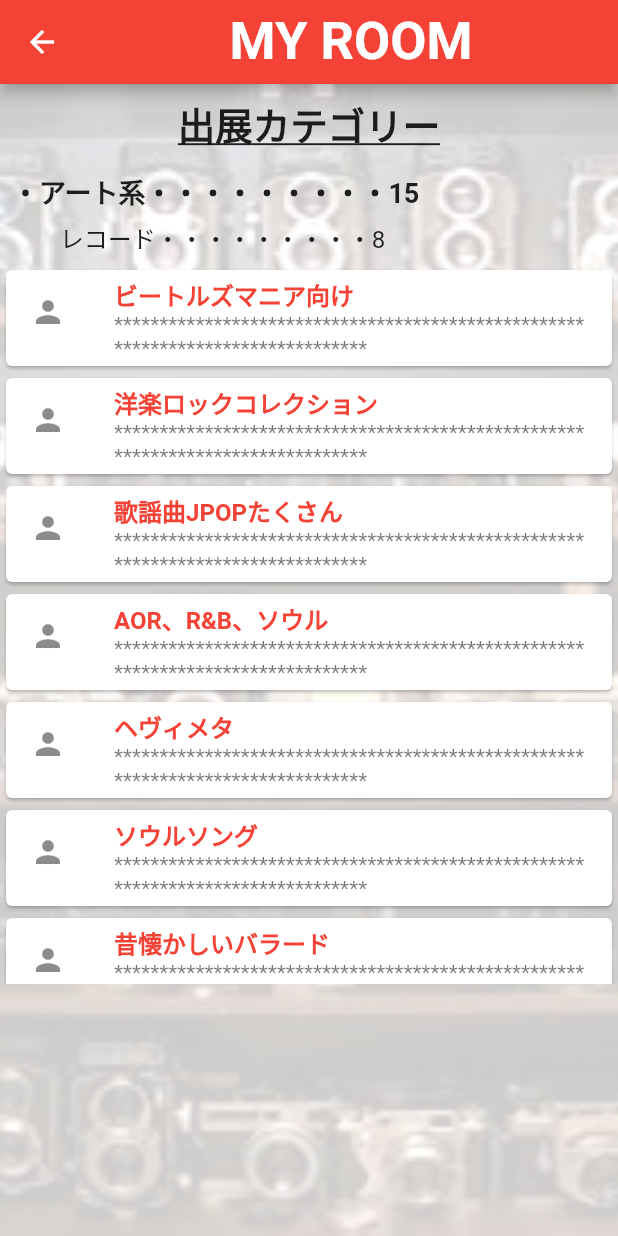
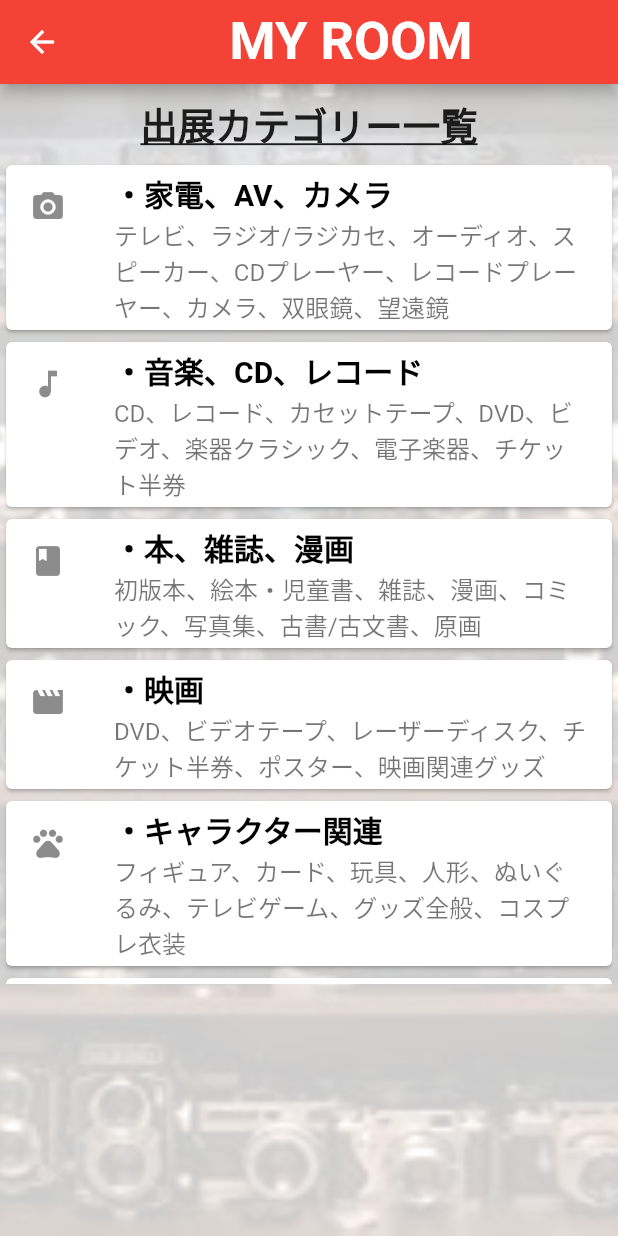
Before and after one commit to naito-yuki/PSPT, a Flutter app: the CategoryList screen opened by its route, on a phone screen of 412 x 824 dp. Run offline on Flutter 3.47's test engine with Material 2 defaults, Android fonts, the phone set to English and light mode, and no system bars; our stand-ins replace image_picker.

Commit message:
カテゴリリスト画面をマージ。MYROOM作成画面を修正。

```diff
--- a/my_colle/lib/CategoryList.dart
+++ b/my_colle/lib/CategoryList.dart
@@ -1,38 +1,72 @@
 import 'package:flutter/material.dart';
 
-// void main() => runApp(new MyApp());
 
-// class MyApp extends StatelessWidget {
-//   // This widget is the root of your application.
+// class MyHomePage extends StatefulWidget {
 //   @override
-//   Widget build(BuildContext context) {
-//     return new MaterialApp(
-//       title: 'Flutter Demo',
-//       theme: new ThemeData(
-//         //primarySwatch: Colors.red,
-//         primaryColor: Colors.red[600],
-//       ),
-//       home: new MyHomePage(),
-//     );
-//   }
+//   _MyHomePageState createState() => new _MyHomePageState();
 // }
 
-class CategoryList extends StatefulWidget {
-  @override
-  _CategoryListState createState() => new _CategoryListState();
-}
+// class _MyHomePageState extends State<MyHomePage> {
 
-class _CategoryListState extends State<CategoryList> {
+class CategoryList extends StatelessWidget {
   List<String> textlist = [
-    'ビートルズマニア向け',
-    '洋楽ロックコレクション',
-    '歌謡曲JPOPたくさん',
-    'AOR、R&B、ソウル',
-    'ヘヴィメタ',
-    'ソウルソング',
-    '昔懐かしいバラード',
-    '人気のKPOP',
-    '世界に1つだけの花'
+    '・家電、AV、カメラ',
+    '・音楽、CD、レコード',
+    '・本、雑誌、漫画',
+    '・映画',
+    '・キャラクター関連',
+    '・鉄道、航空、車、バイク',
+    '・ミリタリー',
+    '・ファッション',
+    '・アクセサリー、時計',
+    '・住まい、インテリア',
+    '・自然科学',
+    '・スポーツ',
+    '・食品、飲料',
+    '・エンタテインメントグッズ',
+    '・記念品、切手、コイン系',
+    '・アート絵画工芸品',
+    '・おまけ、懸賞品系',
+  ];
+
+  List<String> subTextlist = [
+    'テレビ、ラジオ/ラジカセ、オーディオ、スピーカー、CDプレーヤー、レコードプレーヤー、カメラ、双眼鏡、望遠鏡',
+    'CD、レコード、カセットテープ、DVD、ビデオ、楽器クラシック、電子楽器、チケット半券',
+    '初版本、絵本・児童書、雑誌、漫画、コミック、写真集、古書/古文書、原画',
+    'DVD、ビデオテープ、レーザーディスク、チケット半券、ポスター、映画関連グッズ',
+    'フィギュア、カード、玩具、人形、ぬいぐるみ、テレビゲーム、グッズ全般、コスプレ衣装',
+    '鉄道模型、ジオラマ、飛行機模型、自動車模型、バイク模型、プラレール、ミニカー、バイク、プラモデル',
+    '電動ガン、ガスガン、エアガン、モデルガン、戦闘服/制服、微章/ワッペン、ライター、ラジコン、プラモデル',
+    'シューズ、香水/フレグランス、バッグ、財布、キーケース、眼鏡/サングラス、マフラー、ジーンズ',
+    '指輪、ネックレス、イヤリング、ピアス、ブローチ、ヘアアクセサリー、腕時計、懐中時計、置時計/掛時計',
+    '家具、インテリア小物、照明、アンティーク家具、椅子、ドレッサー、鏡',
+    '化石、岩石/鉱物、昆虫標本、貝、魚拓/剝製、バードウォッチング、骨格標本、ドライフラワー、押し花',
+    'スニーカー、スポーツ系ウェア、自転車、アウトドアグッズ、サイングッズ、フィッシング/釣竿、チケット半券',
+    'ワイン、ウイスキー系、各種ノベルティ、空き缶、駄菓子、珈琲/お茶/紅茶、缶詰、グラス、お皿等食器',
+    'カード、著名人サイン、各種グッズ、カレンダー、セル画、テレホンカード、ポスター、生写真',
+    '切手、記念物グッズ、コイン、万年筆/文具、ライター、タイピン/カフス、文鎮、クリスタルガラス、記念/限定商品',
+    '絵画、オブジェ/彫刻、工芸品、書、版画',
+    'カード、キャンペーングッズ、ミニチュアトイ、コースター、コップ、缶バッジ、ステッカー、Tシャツ、タオル',
+  ];
+
+  List<IconData> iconlist = [
+    Icons.photo_camera,
+    Icons.music_note,
+    Icons.book,
+    Icons.movie,
+    Icons.pets,
+    Icons.airplanemode_active,
+    Icons.person,
+    Icons.shopping_cart,
+    Icons.watch,
+    Icons.event_seat,
+    Icons.local_florist,
+    Icons.pool,
+    Icons.fastfood,
+    Icons.videogame_asset,
+    Icons.monetization_on,
+    Icons.account_balance,
+    Icons.category,
   ];
 
   @override
@@ -67,7 +101,7 @@ class _CategoryListState extends State<CategoryList> {
                 height: 50,
                 padding: const EdgeInsets.all(8.0),
                 child: Text(
-                  "出展カテゴリー",
+                  "出展カテゴリー一覧",
                   style: TextStyle(
                     fontSize: 25,
                     decoration: TextDecoration.underline,
@@ -75,40 +109,8 @@ class _CategoryListState extends State<CategoryList> {
                   ),
                 ),
               ),
-              Row(
-                mainAxisAlignment: MainAxisAlignment.start,
-                children: <Widget>[
-                  Container(
-                    height: 40,
-                    padding: const EdgeInsets.all(8.0),
-                    child: Text(
-                      "・アート系・・・・・・・・・15",
-                      style: TextStyle(
-                        fontSize: 18,
-                        fontWeight: FontWeight.bold,
-                      ),
-                    ),
-                  ),
-                ],
-              ),
-              Row(
-                mainAxisAlignment: MainAxisAlignment.start,
-                children: <Widget>[
-                  Container(
-                    height: 30,
-                    //padding: const EdgeInsets.all(8.0),
-
-                    child: Text(
-                      "      　レコード・・・・・・・・・8",
-                      style: TextStyle(
-                        fontSize: 16,
-                      ),
-                    ),
-                  ),
-                ],
-              ),
               Container(
-                height: 480,
+                height: 550,
                 child: ListView(
                   children: List.generate(textlist.length, (index) {
                     return InkWell(
@@ -117,22 +119,27 @@ class _CategoryListState extends State<CategoryList> {
                           title: Text(
                             textlist[index],
                             style: TextStyle(
-                              color: Colors.red,
+                              fontSize: 20,
+                              color: Colors.black,
                               fontWeight: FontWeight.bold,
                             ),
                           ),
                           subtitle: Text(
-                              "********************************************************************************"),
-                          leading: Icon(Icons.person),
+                            subTextlist[index],
+                            style: TextStyle(
+                              fontSize: 16,
+                            ),
+                          ),
+                          leading: Icon(iconlist[index]),
                         ),
                       ),
-                      onTap: () {
-                        Navigator.push(
-                            context,
-                            MaterialPageRoute(
-                                builder: (context) =>
-                                    MyHomePageDetail(textlist[index])));
-                      },
+                      // onTap: () {
+                      //   Navigator.push(
+                      //       context,
+                      //       MaterialPageRoute(
+                      //           builder: (context) =>
+                      //               MyHomePageDetail(textlist[index])));
+                      // },
                     );
                   }),
                 ),
@@ -142,26 +149,3 @@ class _CategoryListState extends State<CategoryList> {
     );
   }
 }
-
-class MyHomePageDetail extends StatefulWidget {
-  MyHomePageDetail(this._title);
-  final String _title;
-
-  @override
-  _MyHomePageDetailState createState() => new _MyHomePageDetailState(_title);
-}
-
-class _MyHomePageDetailState extends State<MyHomePageDetail> {
-  _MyHomePageDetailState(this._title);
-
-  final String _title;
-
-  @override
-  Widget build(BuildContext context) {
-    return new Scaffold(
-        appBar: new AppBar(title: Text('MY ROOM')),
-        body: new Center(
-          child: new Text("$_title"),
-        ));
-  }
-}
--- a/my_colle/lib/Top.dart
+++ b/my_colle/lib/Top.dart
@@ -106,7 +106,7 @@ class Top extends StatelessWidget {
                         padding: EdgeInsets.all(10.0),
                       ),
                       onPressed: () {
-                        Navigator.pushNamed(context, '/ColleDtl');
+                        Navigator.pushNamed(context, '/CtgrLst');
                       },
                       padding: EdgeInsets.all(0.0),
                     ),
```
Also changed, not shown: my_colle/lib/CreateMyRoom.dart (+79 -14 lines).
